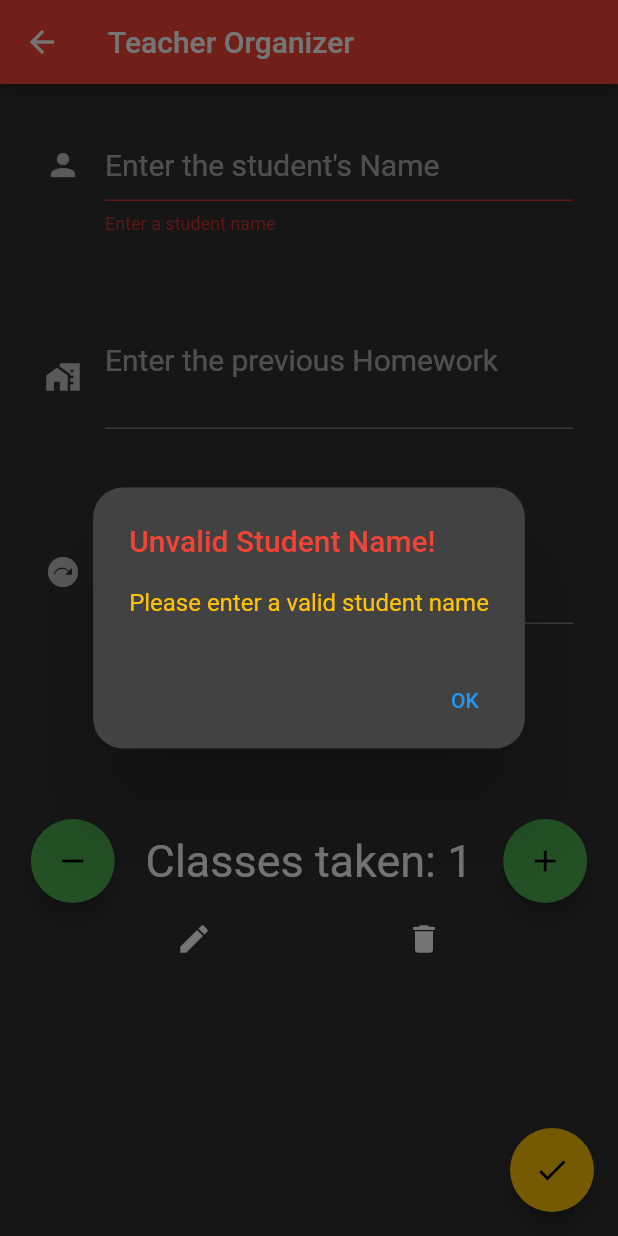
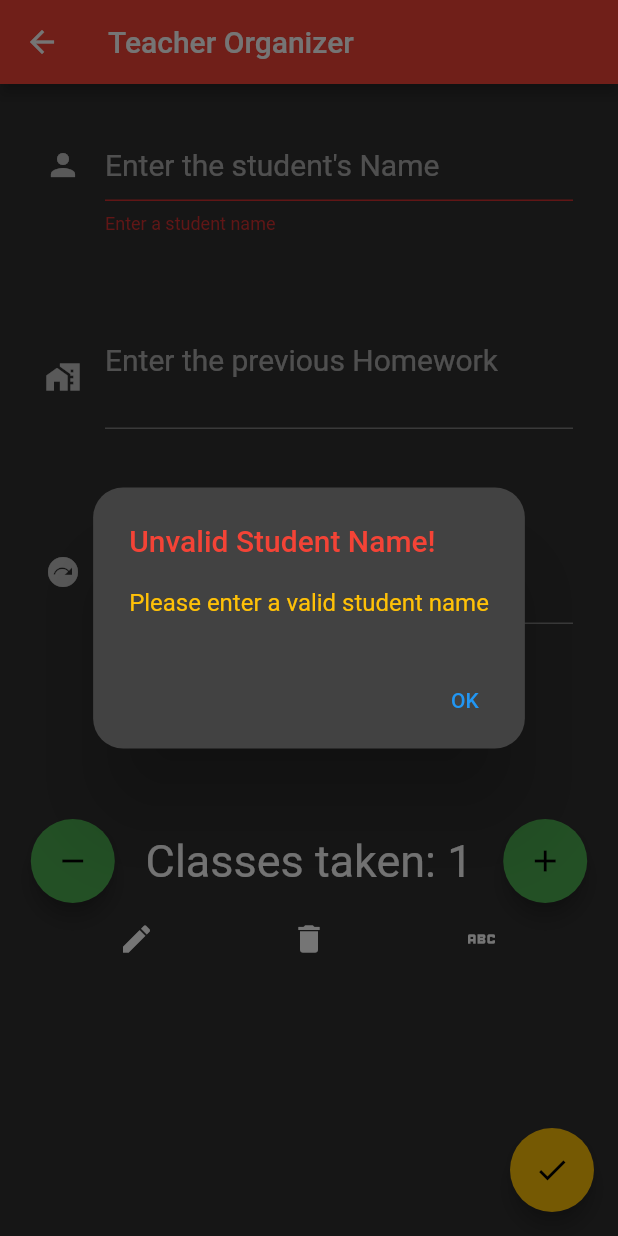
Before and after one commit to Alrashi/teacher-Organizer, a Flutter app: the StudentPage screen opened directly, after a tap on the "add" icon, after a tap on the "done" icon, on a phone screen of 412 x 824 dp. Run offline on Flutter 3.47's test engine with Material 2 defaults, Android fonts, the phone set to English and light mode, and no system bars; our stand-ins replace cloud_firestore, firebase_core, google_fonts, sqflite; accounts and stored records are empty; Roboto replaces fonts that are missing (Abel).

```diff
--- a/lib/screens/homepage.dart
+++ b/lib/screens/homepage.dart
@@ -1,3 +1,4 @@
+import 'package:cloud_firestore/cloud_firestore.dart';
 import 'package:flutter/material.dart';
 import 'package:teacher_organizer/costumwidgets/studentcard.dart';
 import 'package:teacher_organizer/databasehelper.dart';
@@ -12,6 +13,8 @@ class HomePage extends StatefulWidget {
 @override
 class _HomePageState extends State<HomePage> {
   DatabaseHelper _dbHelper = DatabaseHelper();
+  final CollectionReference _students =
+      FirebaseFirestore.instance.collection('students');
 
   @override
   Widget build(BuildContext context) {
--- a/lib/screens/studentpage.dart
+++ b/lib/screens/studentpage.dart
@@ -4,6 +4,7 @@ import 'package:flutter/cupertino.dart';
 import 'package:flutter/material.dart';
 import 'package:teacher_organizer/databasehelper.dart';
 import 'package:teacher_organizer/models/student.dart';
+import 'package:teacher_organizer/screens/testscreen.dart';
 
 class StudentPage extends StatefulWidget {
   final Student? storedStudent;
@@ -50,11 +51,7 @@ class _StudentPageState extends State<StudentPage> {
           numberOfClasses: _classesCounter,
         );
         await _dbHelper.createStudent(_newStudent);
-        // Writing data to cloud firestore
-        // await _students.add({
-        //   "name": studentNameController.text,
-        //   "lastHomework": lastHomeworkController.text
-        // });
+
         setState(() {
           widget.tfEnabled = false;
         });
@@ -122,6 +119,12 @@ class _StudentPageState extends State<StudentPage> {
     //     FirebaseDatabase.instance.reference().child("test");
     // _testRef.set("Class Number  ${widget.storedStudent!.name} " +
     //     " ${_classesCounter} ");
+    List<Object> _studentsData = [];
+
+    final CollectionReference _students =
+        FirebaseFirestore.instance.collection('students');
+    final snapshot = _students.get();
+    print(_students);
 
     setState(() {
       _classesCounter++;
@@ -355,6 +358,17 @@ class _StudentPageState extends State<StudentPage> {
                 },
                 icon: const Icon(Icons.delete),
               ),
+              IconButton(
+                onPressed: () {
+                  Navigator.push(
+                    context,
+                    MaterialPageRoute(builder: (context) => const TestScreen()),
+                  );
+                  icon:
+                  Icon(Icons.abc);
+                },
+                icon: const Icon(Icons.abc),
+              )
             ],
           ),
         ],
@@ -364,8 +378,7 @@ class _StudentPageState extends State<StudentPage> {
             ? () {
                 if (_errorText == null) {
                   createAndUpdateStudent();
-                  Navigator.pop(context);
-                }
+                } else {
                   showDialog(
                     context: context,
                     builder: (_) {
@@ -393,6 +406,7 @@ class _StudentPageState extends State<StudentPage> {
                     },
                   );
                 }
+              }
             : null,
         backgroundColor: Colors.amber,
         child: const Icon(Icons.done),
```
Also changed, not shown: lib/databasehelper.dart (+47 -13 lines), lib/screens/testscreen.dart (added, +60 -0 lines). Lines whose indentation alone changed are shown as unchanged.
